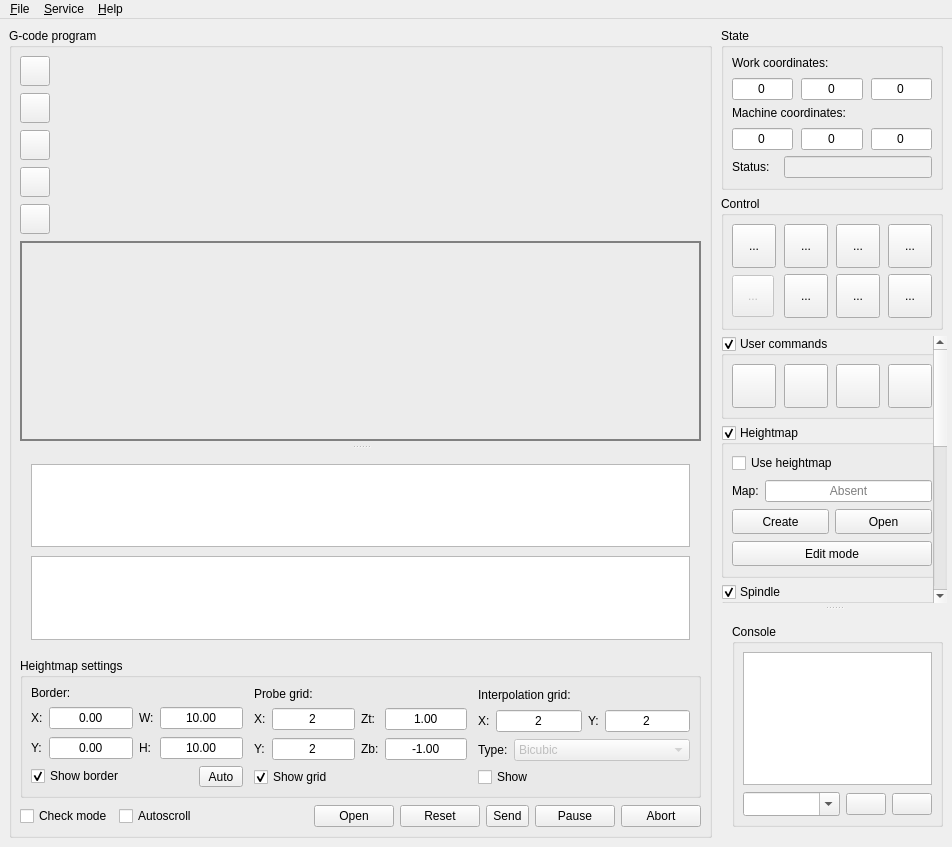
Before: the Qt Designer form src/frmmain.ui in Denvi/Candle, drawn with Qt 5.
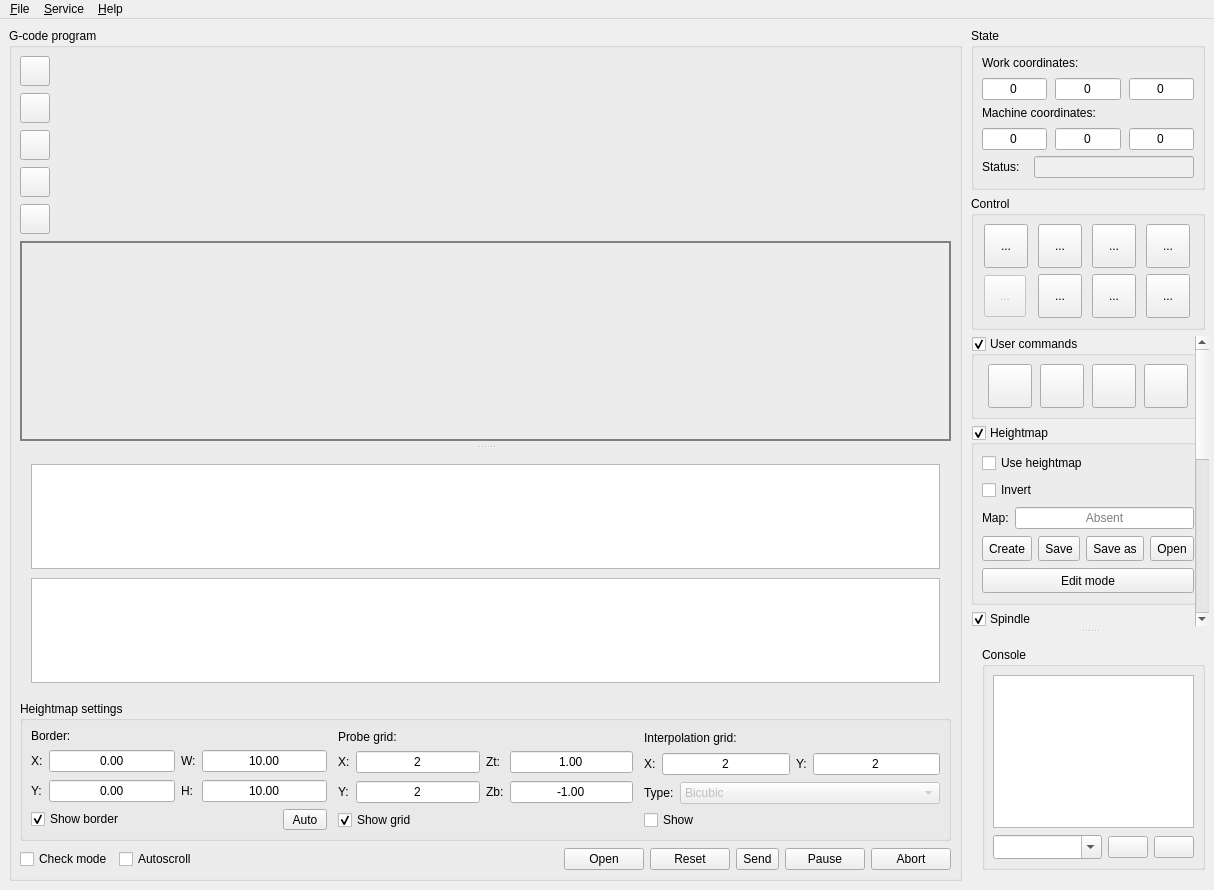
After: the same form once the commit is applied. Icons and pictures are not drawn. Custom widgets are drawn as their Qt base class.

Commit message: - Added invert function for height map, added save and save as button for height map

Patch:
```diff
--- a/src/frmmain.ui
+++ b/src/frmmain.ui
@@ -6,8 +6,8 @@
    <rect>
     <x>0</x>
     <y>0</y>
-    <width>952</width>
-    <height>847</height>
+    <width>1214</width>
+    <height>890</height>
    </rect>
   </property>
   <property name="acceptDrops">
@@ -1540,9 +1540,9 @@
           <property name="geometry">
            <rect>
             <x>0</x>
-            <y>-416</y>
-            <width>228</width>
-            <height>691</height>
+            <y>0</y>
+            <width>300</width>
+            <height>812</height>
            </rect>
           </property>
           <property name="sizePolicy">
@@ -1775,6 +1775,13 @@
                    </property>
                   </widget>
                  </item>
+                 <item>
+                  <widget class="QCheckBox" name="chkHeightMapInvert">
+                   <property name="text">
+                    <string>Invert</string>
+                   </property>
+                  </widget>
+                 </item>
                  <item>
                   <layout class="QHBoxLayout" name="horizontalLayout_22">
                    <item>
@@ -1826,6 +1833,44 @@
                      </property>
                     </widget>
                    </item>
+                   <item>
+                    <widget class="StyledToolButton" name="cmdHeightMapSave">
+                     <property name="sizePolicy">
+                      <sizepolicy hsizetype="Preferred" vsizetype="Fixed">
+                       <horstretch>0</horstretch>
+                       <verstretch>0</verstretch>
+                      </sizepolicy>
+                     </property>
+                     <property name="minimumSize">
+                      <size>
+                       <width>0</width>
+                       <height>25</height>
+                      </size>
+                     </property>
+                     <property name="text">
+                      <string>Save</string>
+                     </property>
+                    </widget>
+                   </item>
+                   <item>
+                    <widget class="StyledToolButton" name="cmdHeightMapSaveAs">
+                     <property name="sizePolicy">
+                      <sizepolicy hsizetype="Preferred" vsizetype="Fixed">
+                       <horstretch>0</horstretch>
+                       <verstretch>0</verstretch>
+                      </sizepolicy>
+                     </property>
+                     <property name="minimumSize">
+                      <size>
+                       <width>0</width>
+                       <height>25</height>
+                      </size>
+                     </property>
+                     <property name="text">
+                      <string>Save as</string>
+                     </property>
+                    </widget>
+                   </item>
                    <item>
                     <widget class="StyledToolButton" name="cmdHeightMapLoad">
                      <property name="sizePolicy">
@@ -2615,8 +2660,8 @@
     <rect>
      <x>0</x>
      <y>0</y>
-     <width>952</width>
-     <height>26</height>
+     <width>1214</width>
+     <height>29</height>
     </rect>
    </property>
    <widget class="QMenu" name="mnuFile">
```
Left out of the diff: 6 changed lines with no effect on the pictures. The commit also changes 2 other files.
